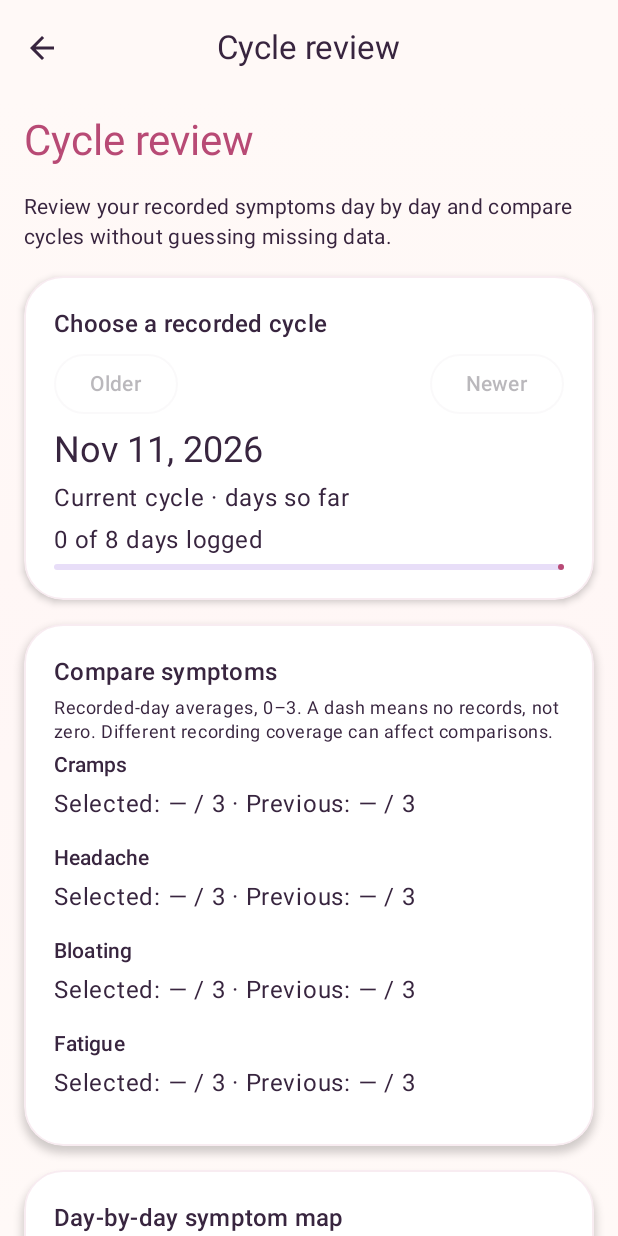
After one commit to mhmmad444410aa-ai/PeriodCalculator, an Android app built with Jetpack Compose: the CycleReviewScreen screen opened through its navigation route, on a phone screen of 412 x 824 dp. The commit adds this screen. Run offline under Robolectric (Android 15) with nearby library versions, the phone set to English and light mode, and no system bars; our stand-ins replace Room's generated code; 2 statements that could not run were skipped.

Commit message:
Period Calculator 1.0.5: AppGallery 4.1 cycle review
* Add cycle review: CycleReview.kt

* Add cycle review: CycleReviewScreen.kt

* Add cycle review: CycleReviewTest.kt

* Add cycle review: cycle_review.xml

* Add cycle review: cycle_review.xml

* Add cycle review: cycle_review.xml

* Support Android 6 locale compatibility

* Expose cycle review prominently in insights

* Wire cycle review and direct journal editing into navigation

* Bump app version to 1.0.5 without changing signing or ad IDs

* Improve comparison coverage and visual symptom intensity

* Refresh English store listing for cycle review

* Refresh Arabic store listing

* Refresh Portuguese store listing

* Document local cycle review processing and version

```diff
--- a/app/build.gradle.kts
+++ b/app/build.gradle.kts
@@ -14,8 +14,8 @@ android {
         applicationId = "com.mhmmad.periodcalculator"
         minSdk = 23
         targetSdk = 36
-        versionCode = 5
-        versionName = "1.0.4"
+        versionCode = 6
+        versionName = "1.0.5"
         testInstrumentationRunner = "androidx.test.runner.AndroidJUnitRunner"
         resourceConfigurations += listOf("en", "en-rGB", "ar", "pt-rBR")
         // Advertising IDs are not health data. Keep configuration outside sources.
--- /dev/null
+++ b/app/src/main/java/com/mhmmad/periodcalculator/domain/CycleReview.kt
@@ -0,0 +1,22 @@
+package com.mhmmad.periodcalculator.domain
+
+/** Recorded days are distinct from missing data. No diagnosis or predictive claims. */
+data class ReviewSample(val day: Long, val levels: List<Int>)
+data class ReviewCycle(val start: Long, val endExclusive: Long, val complete: Boolean, val samples: List<ReviewSample>) {
+    val length: Long get() = endExclusive - start
+    fun level(day: Long, metric: Int): Int? = samples.firstOrNull { it.day == day }?.levels?.getOrNull(metric)
+    fun average(metric: Int): Double? = samples.mapNotNull { it.levels.getOrNull(metric) }.takeIf { it.isNotEmpty() }?.average()
+}
+object CycleReview {
+    fun build(starts: List<Long>, samples: List<ReviewSample>, today: Long): List<ReviewCycle> {
+        val ordered = starts.filter { it <= today }.distinct().sorted()
+        val logged = samples.filter { it.day <= today }.distinctBy { it.day }.filter {
+            it.levels.size == 4 && it.levels.all { n -> n in 0..3 }
+        }
+        return ordered.mapIndexed { i, start ->
+            val next = ordered.getOrNull(i + 1)
+            val end = next ?: (today + 1)
+            ReviewCycle(start, end, next != null, logged.filter { it.day >= start && it.day < end }.sortedBy { it.day })
+        }.asReversed().take(6)
+    }
+}
--- /dev/null
+++ b/app/src/main/java/com/mhmmad/periodcalculator/ui/CycleReviewScreen.kt
@@ -0,0 +1,115 @@
+package com.mhmmad.periodcalculator.ui
+
+import androidx.compose.foundation.background
+import androidx.compose.foundation.layout.*
+import androidx.compose.foundation.shape.RoundedCornerShape
+import androidx.compose.material3.*
+import androidx.compose.runtime.*
+import androidx.compose.ui.Modifier
+import androidx.compose.ui.res.stringResource
+import androidx.compose.ui.platform.LocalConfiguration
+import androidx.compose.ui.unit.dp
+import androidx.compose.ui.Alignment
+import com.mhmmad.periodcalculator.R
+import com.mhmmad.periodcalculator.data.PeriodEntity
+import com.mhmmad.periodcalculator.data.DailyEntryEntity
+import com.mhmmad.periodcalculator.domain.CycleReview
+import com.mhmmad.periodcalculator.domain.ReviewSample
+import java.time.LocalDate
+import java.time.format.DateTimeFormatter
+import java.time.format.FormatStyle
+import java.text.NumberFormat
+
+@Composable
+fun CycleReviewScreen(periods: List<PeriodEntity>, entries: List<DailyEntryEntity>, onDay: (Long) -> Unit) {
+    val today = LocalDate.now().toEpochDay()
+    val cycles = remember(periods, entries, today) {
+        CycleReview.build(periods.map { it.startEpochDay }, entries.map {
+            ReviewSample(it.epochDay, listOf(it.cramps, it.headache, it.bloating, it.fatigue))
+        }, today)
+    }
+    val locale = androidx.core.os.ConfigurationCompat.getLocales(LocalConfiguration.current)[0] ?: java.util.Locale.UK
+    val dates = remember(locale) { DateTimeFormatter.ofLocalizedDate(FormatStyle.MEDIUM).withLocale(locale) }
+    val number = remember(locale) { NumberFormat.getNumberInstance(locale).apply { maximumFractionDigits = 1 } }
+    val metrics = listOf(R.string.cramps, R.string.headache, R.string.bloating, R.string.fatigue)
+    var metric by remember { mutableIntStateOf(0) }
+    var selected by remember(cycles.map { it.start }) { mutableIntStateOf(0) }
+    val active = cycles.getOrNull(selected)
+    val previous = cycles.getOrNull(selected + 1)
+    var offset by remember(active?.start) { mutableLongStateOf(0L) }
+
+    ScreenColumn {
+        Text(stringResource(R.string.review_title), style = MaterialTheme.typography.headlineMedium, color = MaterialTheme.colorScheme.primary)
+        Text(stringResource(R.string.review_intro), style = MaterialTheme.typography.bodyMedium)
+        if (active == null) {
+            Panel { Text(stringResource(R.string.review_empty)) }
+        } else {
+            Panel {
+                Text(stringResource(R.string.review_choose), style = MaterialTheme.typography.titleMedium)
+                Row(Modifier.fillMaxWidth(), horizontalArrangement = Arrangement.SpaceBetween, verticalAlignment = Alignment.CenterVertically) {
+                    OutlinedButton(onClick = { selected++ }, enabled = selected < cycles.lastIndex) { Text(stringResource(R.string.review_older)) }
+                    OutlinedButton(onClick = { selected-- }, enabled = selected > 0) { Text(stringResource(R.string.review_newer)) }
+                }
+                Text(dates.format(LocalDate.ofEpochDay(active.start)), style = MaterialTheme.typography.headlineSmall)
+                Text(stringResource(if (active.complete) R.string.review_complete else R.string.review_open))
+                Text(stringResource(R.string.review_coverage, number.format(active.samples.size), number.format(active.length)))
+                LinearProgressIndicator(progress = { (active.samples.size.toDouble() / active.length.coerceAtLeast(1L)).toFloat().coerceIn(0f,1f) }, modifier = Modifier.fillMaxWidth())
+            }
+            Panel {
+                Text(stringResource(R.string.review_compare), style = MaterialTheme.typography.titleMedium)
+                Text(stringResource(R.string.review_compare_hint), style = MaterialTheme.typography.bodySmall)
+                if (previous != null) {
+                    Text(stringResource(R.string.review_previous, dates.format(LocalDate.ofEpochDay(previous.start))))
+                    Text(stringResource(R.string.review_coverage, number.format(previous.samples.size), number.format(previous.length)))
+                }
+                metrics.forEachIndexed { i, label ->
+                    val a = active.average(i)
+                    val b = previous?.average(i)
+                    Text(stringResource(label), style = MaterialTheme.typography.labelLarge)
+                    Text(stringResource(R.string.review_values, a?.let { number.format(it) } ?: "—", b?.let { number.format(it) } ?: "—"))
+                    if (a != null) LinearProgressIndicator(progress = { (a / 3).toFloat() }, modifier = Modifier.fillMaxWidth())
+                    Spacer(Modifier.height(6.dp))
+                }
+            }
+            Panel {
+                Text(stringResource(R.string.review_map), style = MaterialTheme.typography.titleMedium)
+                Text(stringResource(R.string.review_map_hint), style = MaterialTheme.typography.bodySmall)
+                metrics.chunked(2).forEachIndexed { row, group ->
+                    Row(Modifier.fillMaxWidth(), horizontalArrangement = Arrangement.spacedBy(8.dp)) {
+                        group.forEachIndexed { i, label ->
+                            val index = row * 2 + i
+                            FilterChip(selected = metric == index, onClick = { metric = index }, label = { Text(stringResource(label)) }, modifier = Modifier.weight(1f))
+                        }
+                    }
+                }
+                val end = (offset + 28).coerceAtMost(active.length)
+                Text(stringResource(R.string.review_range, number.format(offset + 1), number.format(end)))
+                val days = (offset until end).toList()
+                days.chunked(7).forEach { week ->
+                    Row(Modifier.fillMaxWidth(), horizontalArrangement = Arrangement.spacedBy(3.dp)) {
+                        week.forEach { index ->
+                            val day = active.start + index
+                            val level = active.level(day, metric)
+                            val color = if (level == null) MaterialTheme.colorScheme.surfaceVariant else androidx.compose.ui.graphics.lerp(
+                                MaterialTheme.colorScheme.surface, MaterialTheme.colorScheme.primaryContainer, (level + 1) / 4f
+                            )
+                            TextButton(onClick = { onDay(day) }, modifier = Modifier.weight(1f).heightIn(min = 48.dp).background(color, RoundedCornerShape(8.dp)), contentPadding = PaddingValues(0.dp)) {
+                                Column(horizontalAlignment = Alignment.CenterHorizontally) {
+                                    Text(number.format(index+1), style = MaterialTheme.typography.labelSmall)
+                                    Text(level?.let { number.format(it) } ?: "—", style = MaterialTheme.typography.titleSmall)
+                                }
+                            }
+                        }
+                        repeat(7 - week.size) { Spacer(Modifier.weight(1f)) }
+                    }
+                    Spacer(Modifier.height(4.dp))
+                }
+                Row(Modifier.fillMaxWidth(), horizontalArrangement = Arrangement.SpaceBetween) {
+                    OutlinedButton(onClick = { offset = (offset - 28).coerceAtLeast(0) }, enabled = offset > 0) { Text(stringResource(R.string.review_older)) }
+                    OutlinedButton(onClick = { offset += 28 }, enabled = end < active.length) { Text(stringResource(R.string.review_newer)) }
+                }
+            }
+            Text(stringResource(R.string.review_caution), style = MaterialTheme.typography.bodySmall)
+        }
+    }
+}
--- a/app/src/main/java/com/mhmmad/periodcalculator/ui/PeriodRoot.kt
+++ b/app/src/main/java/com/mhmmad/periodcalculator/ui/PeriodRoot.kt
@@ -67,6 +67,7 @@ fun PeriodRoot(vm: PeriodViewModel, onUnlock: () -> Unit, canLock: () -> Boolean
         "symptoms" -> R.string.log_symptoms; "fertility" -> R.string.fertility
         "history" -> R.string.history; "reminders" -> R.string.reminders
         "privacy" -> R.string.privacy
+        "review" -> R.string.review_title
         else -> R.string.app_name
     }
     Scaffold(
@@ -83,6 +84,13 @@ fun PeriodRoot(vm: PeriodViewModel, onUnlock: () -> Unit, canLock: () -> Boolean
                     navigationIcon = {
                         if (screen !in tabs) IconButton(onClick = { nav.popBackStack() }) {
                             Icon(Icons.AutoMirrored.Filled.ArrowBack, contentDescription = stringResource(R.string.back))
+                        }
+                    },
+                    actions = {
+                        if (screen == "home" || screen == "insights") {
+                            IconButton(onClick = { go("review") }) {
+                                Icon(Icons.Outlined.DateRange, contentDescription = stringResource(R.string.review_title))
+                            }
                         }
                     },
                     colors = TopAppBarDefaults.centerAlignedTopAppBarColors(containerColor = MaterialTheme.colorScheme.background)
@@ -134,7 +142,8 @@ fun PeriodRoot(vm: PeriodViewModel, onUnlock: () -> Unit, canLock: () -> Boolean
                     onHistory = { go("history") }, onFertility = { go("fertility") }) }
                 composable("calendar") { CalendarScreen(periods, entries, vm) { day -> editingDay = day; go("symptoms") } }
                 composable("insights") { InsightsScreen(periods, entries, vm, onHistory = { go("history") },
-                    onFertility = { go("fertility") }) }
+                    onFertility = { go("fertility") }, onReview = { go("review") }) }
+                composable("review") { CycleReviewScreen(periods, entries) { day -> editingDay = day; go("symptoms") } }
                 composable("settings") { SettingsScreen(vm, prefs, canLock, onPrivacy = { go("privacy") },
                     onReminders = { go("reminders") }, onHistory = { go("history") }) }
                 composable("period") { PeriodEditor(periods.firstOrNull { it.id == editingId }, vm, done) }
--- a/app/src/main/java/com/mhmmad/periodcalculator/ui/Screens.kt
+++ b/app/src/main/java/com/mhmmad/periodcalculator/ui/Screens.kt
@@ -327,12 +327,17 @@ import kotlin.math.roundToInt
     Slider(value = value, onValueChange = { change(it.roundToInt().toFloat()) }, valueRange = min..max, steps = (max-min).toInt()-1)
 }
 
-@Composable fun InsightsScreen(periods: List<PeriodEntity>, entries: List<DailyEntryEntity>, vm: PeriodViewModel, onHistory: () -> Unit, onFertility: () -> Unit) {
+@Composable fun InsightsScreen(periods: List<PeriodEntity>, entries: List<DailyEntryEntity>, vm: PeriodViewModel, onHistory: () -> Unit, onFertility: () -> Unit, onReview: () -> Unit) {
     val cycle = vm.prediction()
     val measurements = CycleEngine.intervals(periods.map { PeriodRecord(it.id, LocalDate.ofEpochDay(it.startEpochDay), null) })
     var selected by remember(measurements) { mutableIntStateOf(-1) }
     ScreenColumn {
         IllustratedHeader(stringResource(R.string.insights), stringResource(R.string.data_quality), R.drawable.art_insights)
+        Panel {
+            Subheading(stringResource(R.string.review_title))
+            Text(stringResource(R.string.review_intro))
+            Button(onClick = onReview, modifier = Modifier.fillMaxWidth()) { Text(stringResource(R.string.review_title)) }
+        }
         Row(horizontalArrangement = Arrangement.spacedBy(8.dp)) {
             Stat(stringResource(R.string.count_cycles), periods.size.toString(), Modifier.weight(1f))
             Stat(stringResource(R.string.avg_cycle), cycle?.averageDays?.toString() ?: "—", Modifier.weight(1f))
--- /dev/null
+++ b/app/src/main/res/values/cycle_review.xml
@@ -0,0 +1,20 @@
+<?xml version="1.0" encoding="utf-8"?>
+<resources>
+    <string name="review_title">Cycle review</string>
+    <string name="review_intro">Review your recorded symptoms day by day and compare cycles without guessing missing data.</string>
+    <string name="review_empty">Record a period start to begin your cycle review.</string>
+    <string name="review_choose">Choose a recorded cycle</string>
+    <string name="review_older">Older</string>
+    <string name="review_newer">Newer</string>
+    <string name="review_complete">Completed cycle</string>
+    <string name="review_open">Current cycle · days so far</string>
+    <string name="review_coverage">%1$s of %2$s days logged</string>
+    <string name="review_compare">Compare symptoms</string>
+    <string name="review_compare_hint">Recorded-day averages, 0–3. A dash means no records, not zero. Different recording coverage can affect comparisons.</string>
+    <string name="review_previous">Previous cycle started %1$s</string>
+    <string name="review_values">Selected: %1$s / 3 · Previous: %2$s / 3</string>
+    <string name="review_map">Day-by-day symptom map</string>
+    <string name="review_map_hint">Choose a symptom. Each tile shows cycle day and recorded intensity (0–3); tap any day to view or edit its entry. A dash means unrecorded.</string>
+    <string name="review_range">Days %1$s–%2$s</string>
+    <string name="review_caution">These summaries describe your own entries, not a diagnosis or prediction. No symptom data is sent to ad services.</string>
+</resources>
```
Also changed, not shown: 7 other files.
